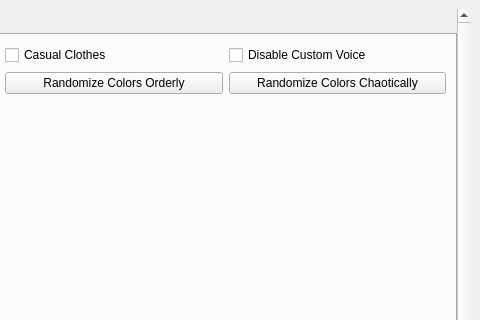
First picture: the form in wwr_ui/randomizer_window.ui, repository LagoLunatic/wwrando, before the edit; both pictures show x 463 to 943 and y 0 to 320 of the 943 by 671 pixel window.
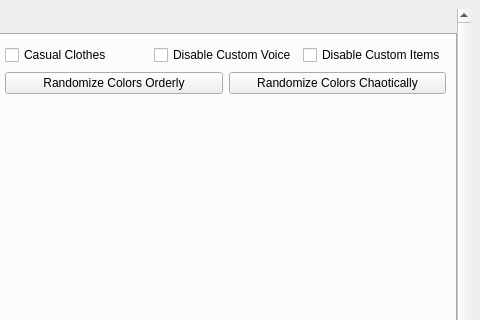
Second picture: the form after the edit. The open tabs and pages were chosen to show the change.

Commit message: Add option to disable custom item models

```diff
--- a/wwr_ui/randomizer_window.ui
+++ b/wwr_ui/randomizer_window.ui
@@ -856,6 +856,13 @@
                   </property>
                  </widget>
                 </item>
+                <item>
+                 <widget class="QCheckBox" name="disable_custom_player_items">
+                  <property name="text">
+                   <string>Disable Custom Items</string>
+                  </property>
+                 </widget>
+                </item>
                </layout>
               </item>
              </layout>
```
The commit also changes 5 other files.
